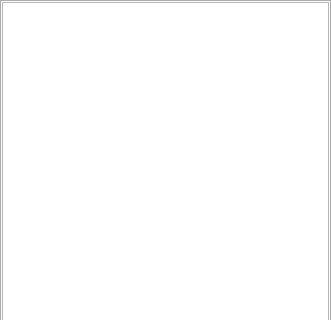
First picture: the form in tools/ve2/UI/Inspector.ui, repository TrickPlay/Trickplay, before the edit; both pictures show x 0 to 331 and y 0 to 320 of the 331 by 819 pixel window.
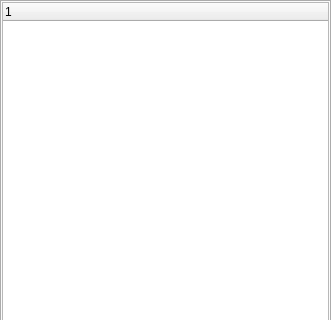
Second picture: the form after the edit. The open tabs and pages were chosen to show the change.

The edit to the form file:
```diff
--- a/tools/ve2/UI/Inspector.ui
+++ b/tools/ve2/UI/Inspector.ui
@@ -141,7 +141,7 @@
        <property name="spacing">
         <number>0</number>
        </property>
-       <item row="0" column="1">
+       <item row="0" column="0">
         <widget class="QTreeWidget" name="property">
          <property name="font">
           <font>
@@ -149,8 +149,11 @@
            <pointsize>9</pointsize>
           </font>
          </property>
-         <attribute name="headerVisible">
-          <bool>false</bool>
+         <property name="selectionMode">
+          <enum>QAbstractItemView::SingleSelection</enum>
+         </property>
+         <attribute name="headerDefaultSectionSize">
+          <number>100</number>
          </attribute>
          <column>
           <property name="text">
```
Left out of the diff: 7 changed lines with no effect on the pictures.
